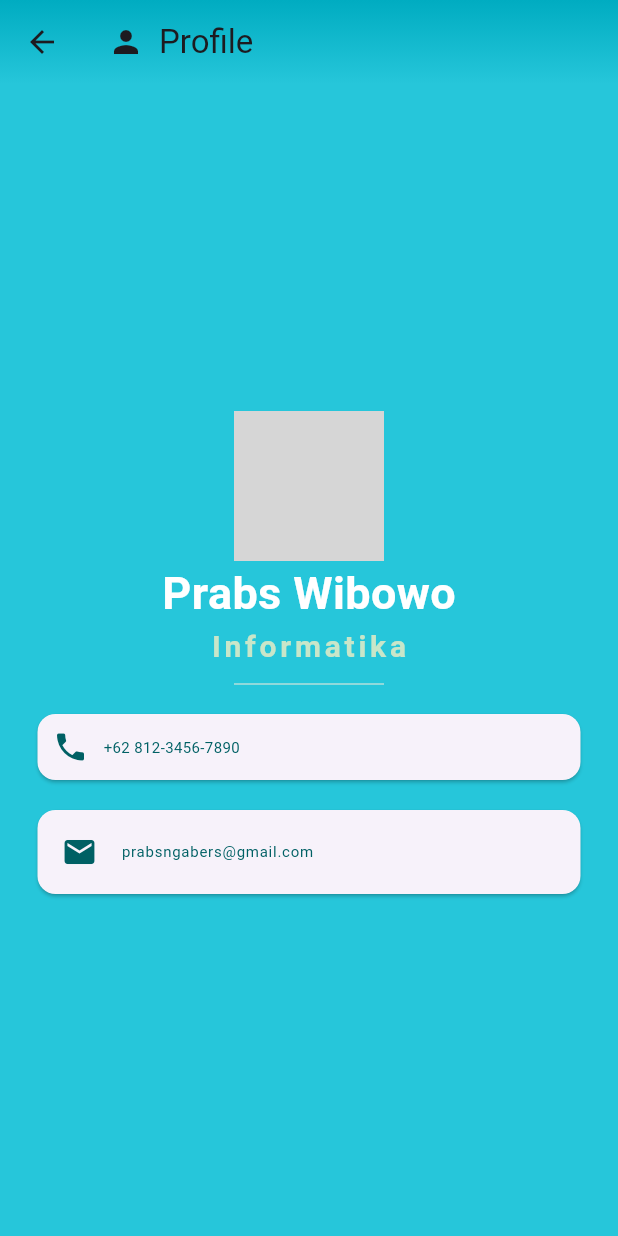
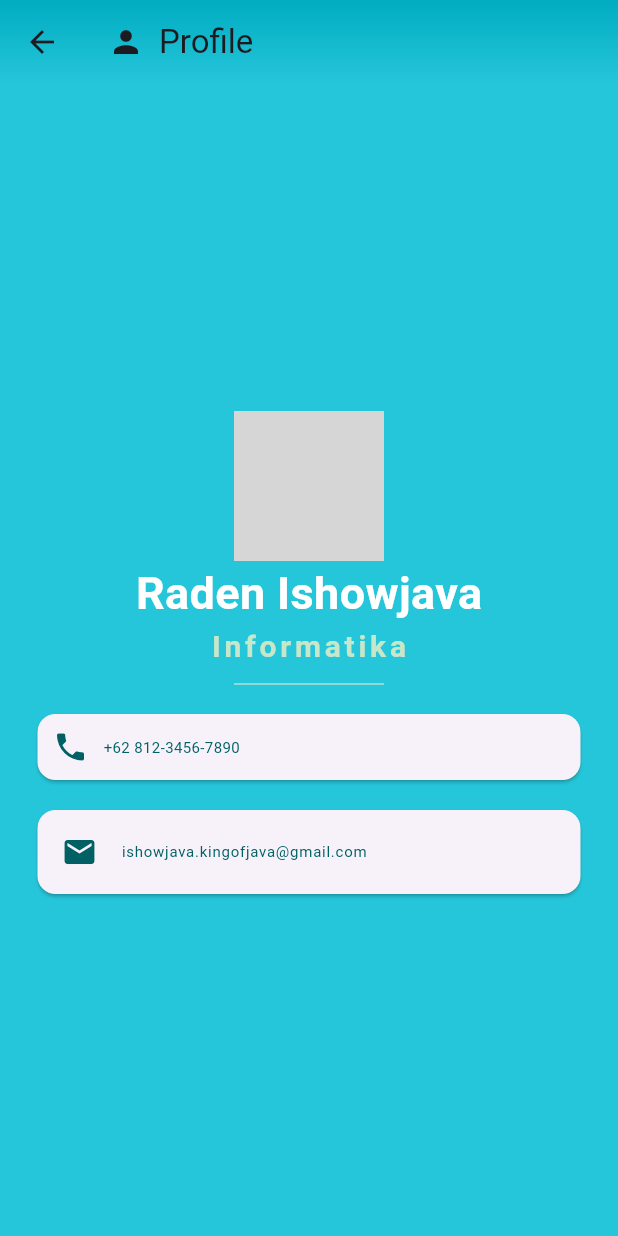
Before and after one commit to AzrilYusuf/flutter-practice, a Flutter app: the ProfileScreen screen opened directly, on a phone screen of 412 x 824 dp. Run offline on Flutter 3.47's test engine with Material 3 defaults, Android fonts, the phone set to English and light mode, and no system bars; Roboto replaces fonts that are missing (Pacifico, Source Sans Pro); grey boxes are pictures that could not be loaded.

Commit message:
feat(profile_screen): Update profile image and email in ProfileScreen; Replace pbw.jpeg with ishowjava.jpg and update user details.

```diff
--- a/lib/screens/profile_screen.dart
+++ b/lib/screens/profile_screen.dart
@@ -48,10 +48,10 @@ class ProfileScreen extends StatelessWidget {
             // CircleAvatar is a widget that shows a circular image (typically used for profile pictures)
             const CircleAvatar(
               radius: 50.0,
-              backgroundImage: AssetImage('./lib/assets/images/pbw.jpeg'),
+              backgroundImage: AssetImage('./lib/assets/images/ishowjava.jpg'),
             ),
             const Text(
-              'Prabs Wibowo',
+              'Raden Ishowjava',
               style: TextStyle(
                 fontFamily: 'Pacifico',
                 fontSize: 30.0,
@@ -114,7 +114,7 @@ class ProfileScreen extends StatelessWidget {
                     color: Colors.cyan[900], // Dynamic color
                   ),
                   title: Text(
-                    'prabsngabers@gmail.com',
+                    'ishowjava.kingofjava@gmail.com',
                     style: TextStyle(
                       fontFamily: 'Source Sans Pro',
                       fontSize: 10.0,
--- a/pubspec.yaml
+++ b/pubspec.yaml
@@ -59,7 +59,7 @@ flutter:
 
   # To add assets to your application, add an assets section, like this:
   assets:
-    - ./lib/assets/images/pbw.jpeg
+    - ./lib/assets/images/ishowjava.jpg
   #   - images/a_dot_burr.jpeg
   #   - images/a_dot_ham.jpeg
 
```
Also changed, not shown: lib/assets/images/ishowjava.jpg (added), lib/assets/images/pbw.jpeg (deleted).
